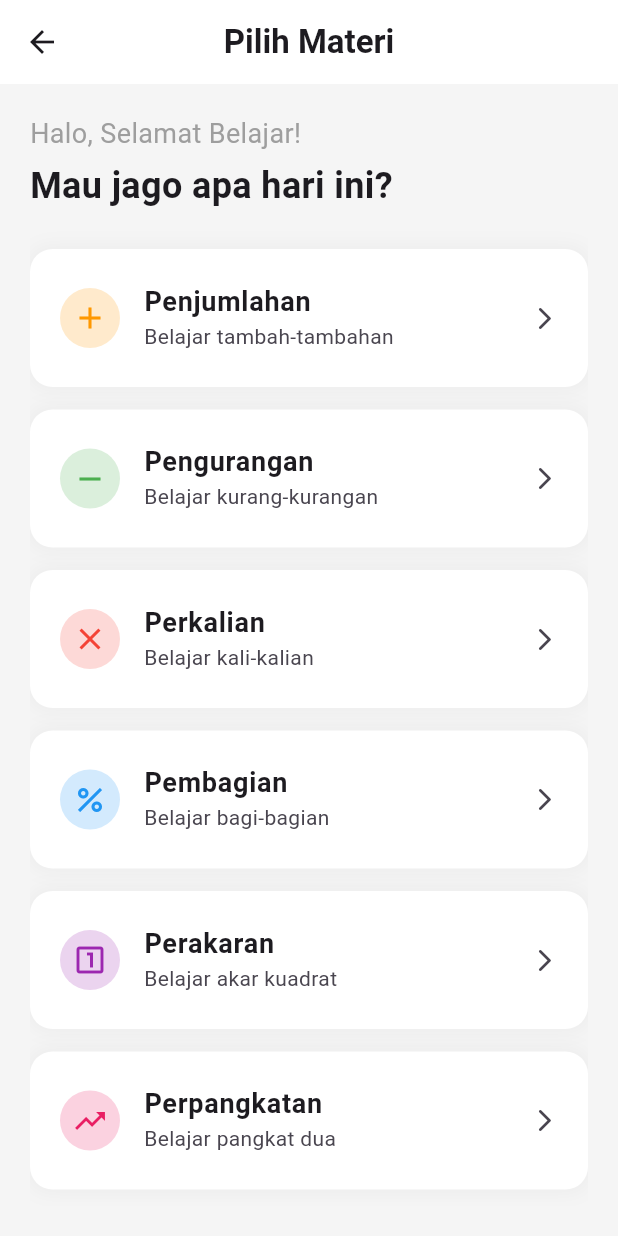
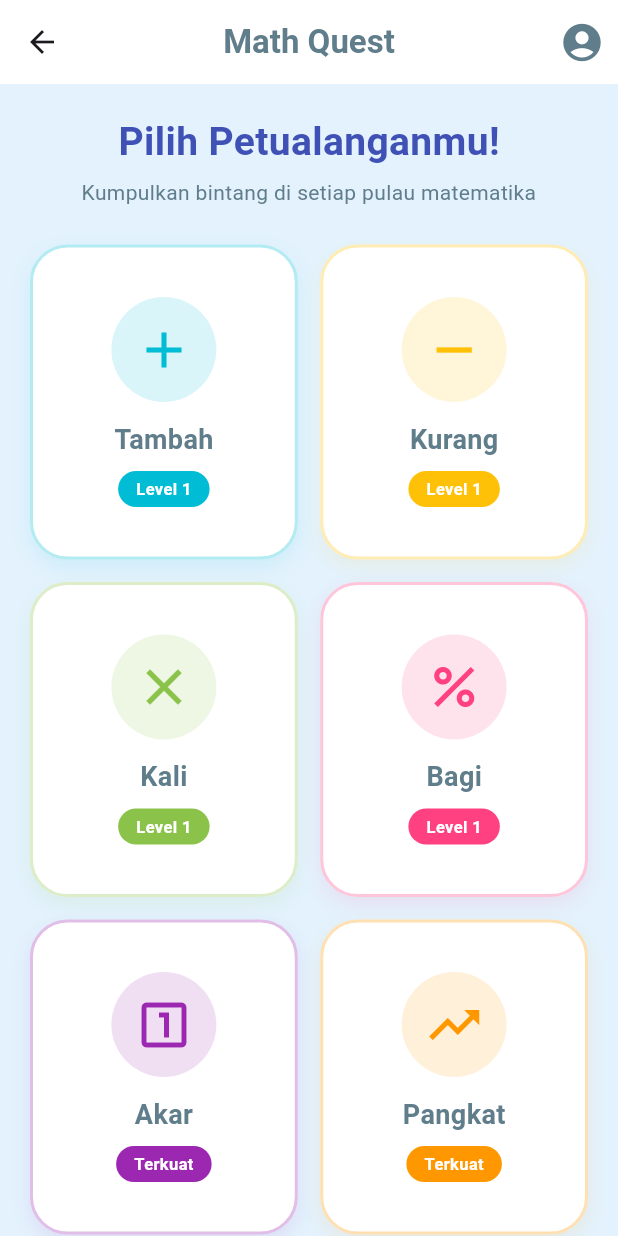
Before and after one commit to danidorezdani-web/mtk-apk, a Flutter app: the MenuScreen screen opened by its route, on a phone screen of 412 x 824 dp. Run offline on Flutter 3.47's test engine with Material 3 defaults, Android fonts, the phone set to English and light mode, and no system bars; Roboto replaces fonts that are missing (Fredoka).

Commit message:
style: rombak total UI/UX bertema game petualangan anak-anak sesuai mockup stitch

```diff
--- a/lib/screens/menu_screen.dart
+++ b/lib/screens/menu_screen.dart
@@ -6,57 +6,118 @@ class MenuScreen extends StatelessWidget {
   @override
   Widget build(BuildContext context) {
     return Scaffold(
-      backgroundColor: Colors.grey[100],
+      backgroundColor: const Color(0xFFE3F2FD), // Latar belakang biru langit sangat muda
       appBar: AppBar(
-        title: const Text("Pilih Materi", style: TextStyle(fontWeight: FontWeight.bold)),
+        title: const Text(
+          "Math Quest",
+          style: TextStyle(fontWeight: FontWeight.bold, color: Colors.blueGrey, fontFamily: 'Fredoka')
+        ),
         centerTitle: true,
         backgroundColor: Colors.white,
         elevation: 0,
+        actions: [
+          IconButton(
+            icon: const Icon(Icons.account_circle, color: Colors.blueGrey, size: 30),
+            onPressed: () {},
+          )
+        ],
       ),
-      body: Padding(
+      body: SingleChildScrollView(
         padding: const EdgeInsets.all(20.0),
-        child: ListView(
+        child: Column(
           children: [
-            const Text("Halo, Selamat Belajar!", style: TextStyle(fontSize: 18, color: Colors.grey)),
+            const Text(
+              "Pilih Petualanganmu!",
+              style: TextStyle(fontSize: 26, fontWeight: FontWeight.bold, color: Colors.indigo, fontFamily: 'Fredoka')
+            ),
             const SizedBox(height: 5),
-            const Text("Mau jago apa hari ini?", style: TextStyle(fontSize: 24, fontWeight: FontWeight.bold)),
+            const Text(
+              "Kumpulkan bintang di setiap pulau matematika",
+              textAlign: TextAlign.center,
+              style: TextStyle(fontSize: 14, color: Colors.blueGrey),
+            ),
             const SizedBox(height: 25),
-            // Daftar Menu Lengkap
-            _buildMenuCard(context, "Penjumlahan", "Belajar tambah-tambahan", Icons.add, Colors.orange),
-            _buildMenuCard(context, "Pengurangan", "Belajar kurang-kurangan", Icons.remove, Colors.green),
-            _buildMenuCard(context, "Perkalian", "Belajar kali-kalian", Icons.close, Colors.red),
-            _buildMenuCard(context, "Pembagian", "Belajar bagi-bagian", Icons.percent, Colors.blue),
-            _buildMenuCard(context, "Perakaran", "Belajar akar kuadrat", Icons.looks_one_outlined, Colors.purple),
-            // MENU BARU: PERPANGKATAN
-            _buildMenuCard(context, "Perpangkatan", "Belajar pangkat dua", Icons.trending_up, Colors.pink),
+
+            // Grid Menu 2 Kolom mirip di screenshot
+            GridView.count(
+              crossAxisCount: 2,
+              shrinkWrap: true,
+              physics: const NeverScrollableScrollPhysics(),
+              crossAxisSpacing: 15,
+              mainAxisSpacing: 15,
+              childAspectRatio: 0.85,
+              children: [
+                _buildGridCard(context, "Tambah", Icons.add, Colors.cyan, "Level 1"),
+                _buildGridCard(context, "Kurang", Icons.remove, Colors.amber, "Level 1"),
+                _buildGridCard(context, "Kali", Icons.close, Colors.lightGreen, "Level 1"),
+                _buildGridCard(context, "Bagi", Icons.percent, Colors.pinkAccent, "Level 1"),
+                _buildGridCard(context, "Akar", Icons.looks_one_outlined, Colors.purple, "Terkuat"),
+                _buildGridCard(context, "Pangkat", Icons.trending_up, Colors.orange, "Terkuat"),
+              ],
+            ),
           ],
         ),
       ),
     );
   }
 
-  Widget _buildMenuCard(BuildContext context, String title, String sub, IconData icon, Color color) {
-    return Container(
-      margin: const EdgeInsets.only(bottom: 15),
-      decoration: BoxDecoration(
-        color: Colors.white,
-        borderRadius: BorderRadius.circular(15),
-        boxShadow: [
-          BoxShadow(color: Colors.grey.withOpacity(0.1), blurRadius: 10, spreadRadius: 2)
-        ],
-      ),
-      child: ListTile(
-        contentPadding: const EdgeInsets.symmetric(horizontal: 20, vertical: 10),
-        leading: CircleAvatar(
-          backgroundColor: color.withOpacity(0.2),
-          child: Icon(icon, color: color),
+  Widget _buildGridCard(BuildContext context, String title, IconData icon, Color color, String level) {
+    // Mapping nama judul ke argumen rute asli program kita
+    String materiArg = title;
+    if (title == "Akar") materiArg = "Perakaran";
+    if (title == "Pangkat") materiArg = "Perpangkatan";
+    if (title == "Tambah") materiArg = "Penjumlahan";
+    if (title == "Kurang") materiArg = "Pengurangan";
+    if (title == "Kali") materiArg = "Perkalian";
+    if (title == "Bagi") materiArg = "Pembagian";
+
+    return InkWell(
+      onTap: () {
+        Navigator.pushNamed(context, '/latihan', arguments: materiArg);
+      },
+      child: Container(
+        decoration: BoxDecoration(
+          color: Colors.white,
+          borderRadius: BorderRadius.circular(25), // Sudut sangat bulat (Playful)
+          border: Border.all(color: color.withOpacity(0.3), width: 2),
+          boxShadow: [
+            BoxShadow(
+              color: color.withOpacity(0.1),
+              blurRadius: 10,
+              offset: const Offset(0, 5),
+            )
+          ],
         ),
-        title: Text(title, style: const TextStyle(fontWeight: FontWeight.bold, fontSize: 18)),
-        subtitle: Text(sub),
-        trailing: const Icon(Icons.arrow_forward_ios_rounded, size: 18),
-        onTap: () {
-          Navigator.pushNamed(context, '/latihan', arguments: title);
-        },
+        child: Column(
+          mainAxisAlignment: MainAxisAlignment.center,
+          children: [
+            Container(
+              padding: const EdgeInsets.all(15),
+              decoration: BoxDecoration(
+                color: color.withOpacity(0.15),
+                shape: BoxShape.circle,
+              ),
+              child: Icon(icon, color: color, size: 40),
+            ),
+            const SizedBox(height: 12),
+            Text(
+              title,
+              style: const TextStyle(fontWeight: FontWeight.bold, fontSize: 18, color: Colors.blueGrey)
+            ),
+            const SizedBox(height: 8),
+            Container(
+              padding: const EdgeInsets.symmetric(horizontal: 12, vertical: 4),
+              decoration: BoxDecoration(
+                color: color,
+                borderRadius: BorderRadius.circular(15),
+              ),
+              child: Text(
+                level,
+                style: const TextStyle(color: Colors.white, fontSize: 11, fontWeight: FontWeight.bold)
+              ),
+            )
+          ],
+        ),
       ),
     );
   }
```
Also changed, not shown: lib/screens/latihan_screen.dart (+146 -73 lines).
